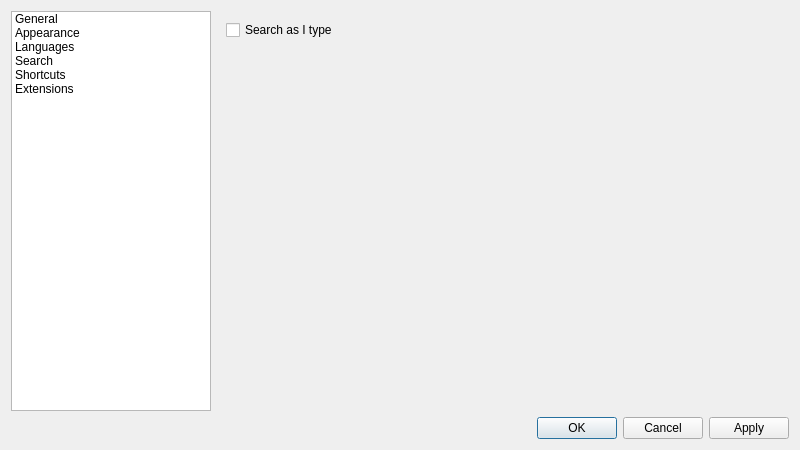
First picture: the form in src/ui/frmpreferences.ui, repository notepadqq/notepadqq, before the edit.
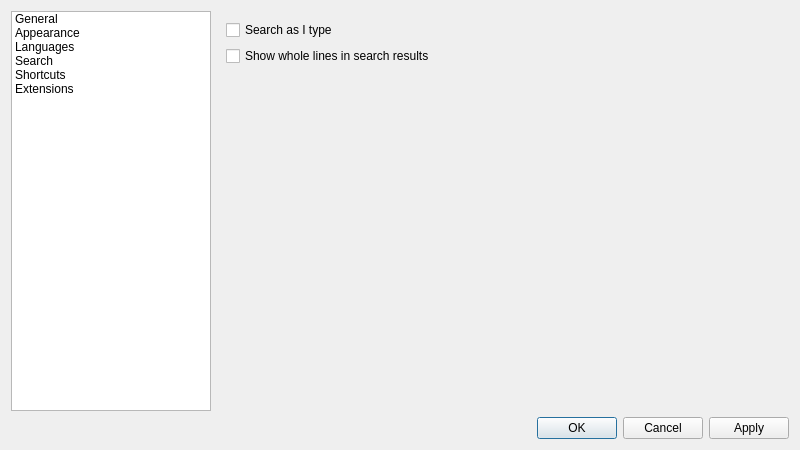
Second picture: the form after the edit. The open tabs and pages were chosen to show the change. Icons and pictures are not drawn.

Commit message: Add show whole lines option to search results

```diff
--- a/src/ui/frmpreferences.ui
+++ b/src/ui/frmpreferences.ui
@@ -463,6 +463,13 @@
            </property>
           </widget>
          </item>
+         <item>
+          <widget class="QCheckBox" name="chkSearch_ShowWholeLines">
+           <property name="text">
+            <string>Show whole lines in search results</string>
+           </property>
+          </widget>
+         </item>
          <item>
           <spacer name="verticalSpacer_2">
            <property name="orientation">
```
Left out of the diff: 6 changed lines with no effect on the pictures. The commit also changes 4 other files.
